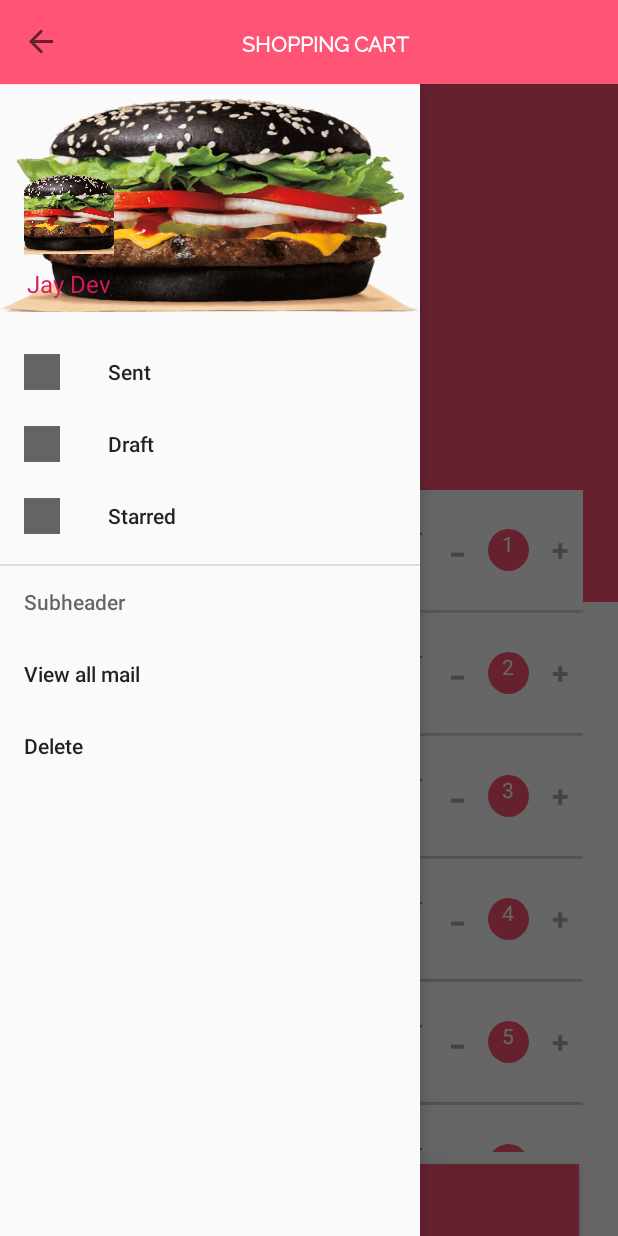
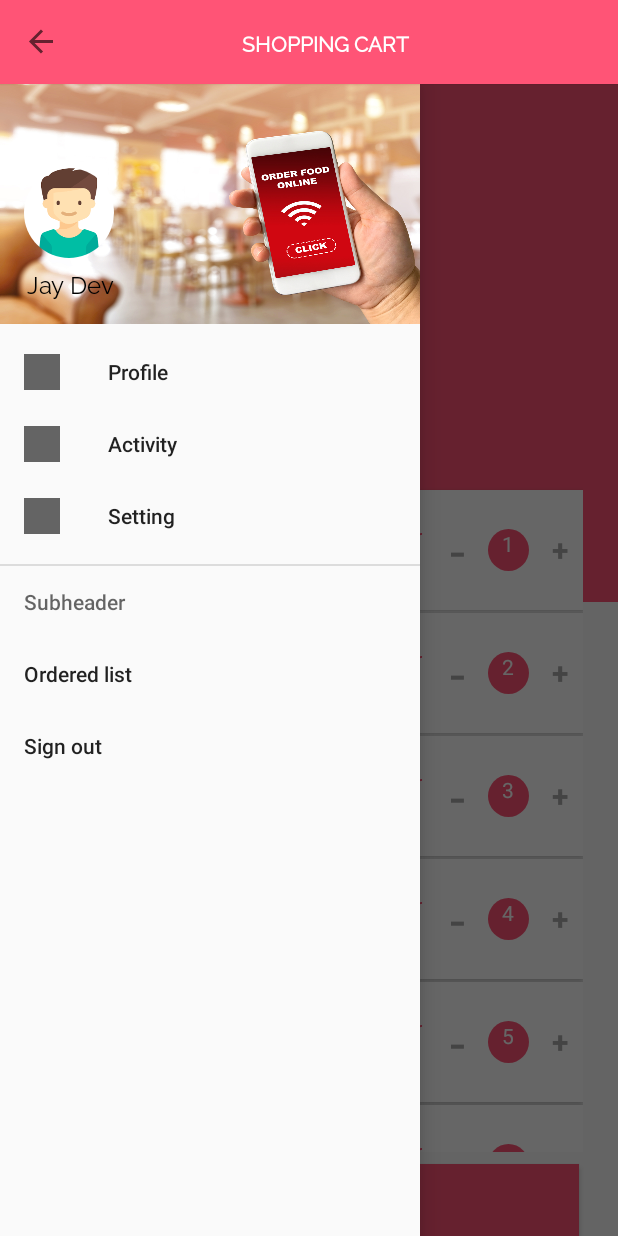
Before and after one commit to SopheaChan/ShoppingCart, an Android app: the screen it shows after launch (MainActivity), with the side drawer open, on a phone screen of 412 x 824 dp. Run offline under Robolectric (Android 15) with nearby library versions, the light colour scheme and no system bars; our stand-ins replace CircleImageView.

```diff
--- a/app/build.gradle
+++ b/app/build.gradle
@@ -29,4 +29,8 @@ dependencies {
     implementation 'com.yqritc:recyclerview-flexibledivider:1.4.0'
     implementation 'com.android.support:design:28.0.0'
     implementation 'com.github.bumptech.glide:glide:4.8.0'
+    implementation 'org.jetbrains:annotations-java5:15.0'
+    implementation 'com.android.support:support-v4:28.0.0'
+    implementation 'com.android.support:support-core-ui:28.0.0'
+    implementation 'de.hdodenhof:circleimageview:3.0.0'
 }
--- a/app/src/main/AndroidManifest.xml
+++ b/app/src/main/AndroidManifest.xml
@@ -16,9 +16,15 @@
                 <category android:name="android.intent.category.LAUNCHER" />
             </intent-filter>
         </activity>
+        <activity android:name=".MenuHeader" />
+
         <meta-data
             android:name="preloaded_fonts"
             android:resource="@array/preloaded_fonts" />
     </application>
 
+    <uses-permission android:name="android.permission.INTERNET"/>
+    <uses-permission android:name="android.permission.ACCESS_NETWORK_STATE"/>
+    <uses-permission android:name="android.permission.ACCESS_WIFI_STATE"/>
+    <uses-permission android:name="android.permission.CAMERA"/>
 </manifest>
--- a/app/src/main/java/com/example/dell/myapplication/MainActivity.java
+++ b/app/src/main/java/com/example/dell/myapplication/MainActivity.java
@@ -1,7 +1,12 @@
 package com.example.dell.myapplication;
 
+import android.content.Intent;
+import android.content.pm.PackageManager;
+import android.graphics.Bitmap;
 import android.os.Bundle;
+import android.provider.MediaStore;
 import android.support.annotation.NonNull;
+import android.support.annotation.Nullable;
 import android.support.design.widget.NavigationView;
 import android.support.v4.widget.DrawerLayout;
 import android.support.v7.app.ActionBarDrawerToggle;
@@ -20,36 +25,36 @@ import java.text.DecimalFormat;
 import java.util.ArrayList;
 import java.util.List;
 import java.util.Locale;
+import java.util.Objects;
+
+import de.hdodenhof.circleimageview.CircleImageView;
 
 public class MainActivity extends AppCompatActivity implements NavigationView.OnNavigationItemSelectedListener {
     RecyclerView recyclerView;
     MyAdapter myAdapter;
     private List<Product> mProductList = new ArrayList<>();
 
+    private TextView tvTotalPrice;
 
-    private NavigationView navigationView;
-    private android.support.v7.widget.Toolbar toolbar;
-    private DrawerLayout drawerLayout;
-    private ActionBarDrawerToggle toggle;
-    private Button btnCheckout;
-    private TextView tvTotalPrice;
+//    private static final int REQUEST_IMAGE_CAPTURE = 1;
 
     @Override
     protected void onCreate(Bundle savedInstanceState) {
         super.onCreate(savedInstanceState);
         setContentView(R.layout.activity_main);
 
-        toolbar = findViewById(R.id.myToolbar);
+        android.support.v7.widget.Toolbar toolbar = findViewById(R.id.myToolbar);
         setSupportActionBar(toolbar);
-        getSupportActionBar().setDisplayHomeAsUpEnabled(true);
-        drawerLayout = findViewById(R.id.drawerLayout);
-        toggle = new ActionBarDrawerToggle(this, drawerLayout, toolbar, R.string.open_drawer, R.string.close_drawer);
+        Objects.requireNonNull(getSupportActionBar()).setDisplayHomeAsUpEnabled(true);
+        DrawerLayout drawerLayout = findViewById(R.id.drawerLayout);
+        ActionBarDrawerToggle toggle = new
+                ActionBarDrawerToggle(this, drawerLayout, toolbar, R.string.open_drawer, R.string.close_drawer);
         drawerLayout.addDrawerListener(toggle);
         toggle.syncState();
 
-        navigationView = findViewById(R.id.navigation_view);
+        NavigationView navigationView = findViewById(R.id.navigation_view);
         navigationView.setNavigationItemSelectedListener(this);
-        btnCheckout = findViewById(R.id.button_check_out);
+        Button btnCheckout = findViewById(R.id.button_check_out);
         tvTotalPrice = findViewById(R.id.total_price);
 
         recyclerView = findViewById(R.id.my_recyclerview);
@@ -67,9 +72,11 @@ public class MainActivity extends AppCompatActivity implements NavigationView.On
                     proQuantity.setText(String.format(Locale.US, "%d", productQuantity));
                     Toast.makeText(getApplicationContext(), "Added " + mProduct.getProName()
                             + " to cart!" + "\n" + "Current order: " + mProduct.getProQuantity()
-                            + "\n" + "Amount: " + Double.toString(mProduct.getProPrice() * productQuantity), Toast.LENGTH_LONG).show();
+                            + "\n" + "Amount: " + Double.toString(
+                                    mProduct.getProPrice() * productQuantity), Toast.LENGTH_SHORT).show();
                 } else {
-                    Toast.makeText(getApplicationContext(), "You cannot make an order for 20 burgers a time.", Toast.LENGTH_LONG).show();
+                    Toast.makeText(getApplicationContext(),
+                            "You cannot make an order for 20 burgers a time.", Toast.LENGTH_SHORT).show();
                 }
             }
         }, new MyAdapter.DeleteProductFromCartListener() {
@@ -82,7 +89,8 @@ public class MainActivity extends AppCompatActivity implements NavigationView.On
                     proQuantity.setText(String.format(Locale.US, "%d", productQuantity));
                     Toast.makeText(getApplicationContext(), "Remove " + mProduct.getProName() + " from cart!" +
                             "\n" + "Order remained: " + mProduct.getProQuantity()
-                            + "\n" + "Amount: " + Double.toString(mProduct.getProPrice() * productQuantity), Toast.LENGTH_LONG).show();
+                            + "\n" + "Amount: " + Double.toString(
+                                    mProduct.getProPrice() * productQuantity), Toast.LENGTH_SHORT).show();
                 }
             }
         });
@@ -94,10 +102,39 @@ public class MainActivity extends AppCompatActivity implements NavigationView.On
                 onCheckout(mProductList);
             }
         });
+//        profileImage.setOnClickListener(new View.OnClickListener(){
+//            @Override
+//            public void onClick(View v){
+//                if (hasCamera()) {
+//                    takePhoto();
+//                } else {
+//                    Toast.makeText(MainActivity.this, "No access for using camera", Toast.LENGTH_SHORT).show();
+//                }
+//            }
+//        });
         setDataToList();
     }
 
-    private void onCheckout(List<Product> proList) {
+//    private void takePhoto() {
+//        Intent intent = new Intent(MediaStore.ACTION_IMAGE_CAPTURE);
+//        startActivityForResult(intent, REQUEST_IMAGE_CAPTURE);
+//    }
+//
+//    private boolean hasCamera(){
+//        return getPackageManager().hasSystemFeature(PackageManager.FEATURE_CAMERA_ANY);
+//    }
+
+//    @Override
+//    protected void onActivityResult(int requestCode, int resultCode, @Nullable Intent data) {
+//        if (requestCode == REQUEST_IMAGE_CAPTURE && resultCode == RESULT_OK){
+//            Bundle extras = data.getExtras();
+//            Bitmap photo = (Bitmap) extras.get("data");
+////            profileImage.setImageBitmap(photo);
+//        }
+//    }
+
+    //Called when checkout button is clicked...
+    private void onCheckout(@org.jetbrains.annotations.NotNull List<Product> proList) {
         double totalAmount = 0.0;
         String dollarSymbol = "$";
         for (int i = 0; i < proList.size(); i++) {
@@ -127,35 +164,33 @@ public class MainActivity extends AppCompatActivity implements NavigationView.On
         myAdapter.notifyDataSetChanged();
     }
 
-
     @Override
     public boolean onNavigationItemSelected(@NonNull MenuItem menuItem) {
         int itemID = menuItem.getItemId();
         switch (itemID) {
-            case R.id.sent: {
-                Toast.makeText(getApplicationContext(), "Navigation menu clicked Sent", Toast.LENGTH_LONG).show();
+            case R.id.profile: {
+                Toast.makeText(this, "Navigation menu clicked Profile", Toast.LENGTH_SHORT).show();
                 break;
             }
-            case R.id.draft: {
-                Toast.makeText(getApplicationContext(), "Navigation menu clicked Draft", Toast.LENGTH_LONG).show();
+            case R.id.activity: {
+                Toast.makeText(this, "Navigation menu clicked Activity", Toast.LENGTH_SHORT).show();
                 break;
             }
-            case R.id.starred: {
-                Toast.makeText(getApplicationContext(), "Navigation menu clicked Starred", Toast.LENGTH_LONG).show();
+            case R.id.setting: {
+                Toast.makeText(this, "Navigation menu clicked Setting", Toast.LENGTH_SHORT).show();
                 break;
             }
-            case R.id.all_mail: {
-                Toast.makeText(getApplicationContext(), "Navigation menu clicked All-mail", Toast.LENGTH_LONG).show();
+            case R.id.ordered_list: {
+                Toast.makeText(this, "Navigation menu clicked Ordered list", Toast.LENGTH_SHORT).show();
                 break;
             }
-            case R.id.delete: {
-                Toast.makeText(getApplicationContext(), "Navigation menu clicked Delete", Toast.LENGTH_LONG).show();
+            case R.id.sign_out: {
+                Toast.makeText(this, "Navigation menu clicked Sign out", Toast.LENGTH_SHORT).show();
                 break;
             }
             default:
                 break;
         }
-
         return true;
     }
 }
--- a/app/src/main/res/layout/activity_main.xml
+++ b/app/src/main/res/layout/activity_main.xml
@@ -28,5 +28,4 @@
             app:headerLayout="@layout/navigation_menu_header"
             app:menu="@menu/navigation_menu" />
     </android.support.v4.widget.DrawerLayout>
-
 </android.support.constraint.ConstraintLayout>
--- a/app/src/main/res/layout/navigation_menu_header.xml
+++ b/app/src/main/res/layout/navigation_menu_header.xml
@@ -1,26 +1,30 @@
 <?xml version="1.0" encoding="utf-8"?>
 <LinearLayout xmlns:android="http://schemas.android.com/apk/res/android"
+    xmlns:tools="http://schemas.android.com/tools"
     android:layout_width="match_parent"
     android:layout_height="160dp"
-    android:background="@drawable/black_burger"
+    android:background="@drawable/order_food_online"
     android:gravity="bottom"
     android:orientation="vertical"
     android:padding="16dp"
     android:theme="@style/ThemeOverlay.AppCompat.Dark.ActionBar">
 
-    <ImageView
+    <de.hdodenhof.circleimageview.CircleImageView
+        android:id="@+id/imgProfilePhoto"
         android:layout_width="60dp"
         android:layout_height="60dp"
+        android:elevation="8dp"
         android:scaleType="centerCrop"
-        android:src="@drawable/black_burger" />
+        android:src="@drawable/boy_icon" />
 
     <TextView
+        android:id="@+id/tvProfileName"
         android:layout_width="wrap_content"
         android:layout_height="wrap_content"
         android:layout_marginStart="2dp"
         android:layout_marginTop="5dp"
+        android:fontFamily="@font/raleway"
         android:text="Jay Dev"
-        android:textColor="@color/colorAccent"
+        android:textColor="@color/colorBlack"
         android:textSize="16sp" />
-
 </LinearLayout>
--- a/app/src/main/res/layout/recycler_row.xml
+++ b/app/src/main/res/layout/recycler_row.xml
@@ -80,5 +80,4 @@
         android:text="-"
         android:textColor="@android:color/darker_gray"
         android:textSize="36sp" />
-
 </RelativeLayout>
--- a/app/src/main/res/menu/navigation_menu.xml
+++ b/app/src/main/res/menu/navigation_menu.xml
@@ -1,22 +1,22 @@
 <?xml version="1.0" encoding="utf-8"?>
 <menu xmlns:android="http://schemas.android.com/apk/res/android">
     <group>
-        <item android:title="Sent"
-            android:id="@+id/sent"
+        <item android:title="Profile"
+            android:id="@+id/profile"
             android:icon="@drawable/ic_launcher_background"/>
-        <item android:title="Draft"
-            android:id="@+id/draft"
+        <item android:title="Activity"
+            android:id="@+id/activity"
             android:icon="@drawable/ic_launcher_background"/>
-        <item android:title="Starred"
-            android:id="@+id/starred"
+        <item android:title="Setting"
+            android:id="@+id/setting"
             android:icon="@drawable/ic_launcher_background"/>
     </group>
     <item android:title="Subheader">
         <menu>
-            <item android:title="View all mail"
-                android:id="@+id/all_mail"/>
-            <item android:title="Delete"
-                android:id="@+id/delete"/>
+            <item android:title="Ordered list"
+                android:id="@+id/ordered_list"/>
+            <item android:title="Sign out"
+                android:id="@+id/sign_out"/>
         </menu>
     </item>
 </menu>
--- a/app/src/main/res/values/colors.xml
+++ b/app/src/main/res/values/colors.xml
@@ -5,4 +5,5 @@
     <color name="colorAccent">#D81B60</color>
     <color name="backgroundColor">#FF5476</color>
     <color name="colorWhite">#FFFFFF</color>
+    <color name="colorBlack">#000000</color>
 </resources>
```
Also changed, not shown: app/src/main/java/com/example/dell/myapplication/MenuHeader.java (added, +54 -0 lines), app/src/main/res/drawable/boy_icon.png (added), app/src/main/res/drawable/home_fresh.jpg (added), app/src/main/res/drawable/intro_panel.jpg (added), app/src/main/res/drawable/order_food_online.jpg (added).
